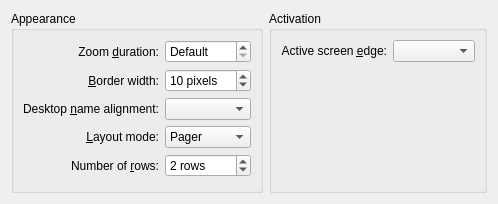
Qt form effects/desktopgrid_config.ui (KDE/kwin) before a commit.
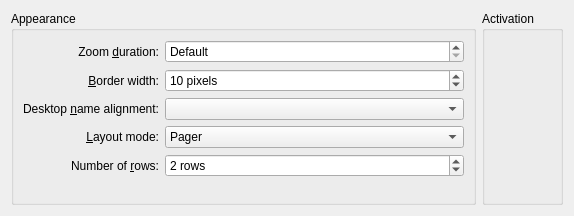
The same form after that commit. Custom widgets are drawn as their Qt base class.

Commit message: Add a widget to assign an effect to screen edges in the kwincompositing dialog. Remove the previous configuration for assigning screen edges from the config dialogs of the single effects.

Patch:
```diff
--- a/effects/desktopgrid_config.ui
+++ b/effects/desktopgrid_config.ui
@@ -5,8 +5,8 @@
    <rect>
     <x>0</x>
     <y>0</y>
-    <width>498</width>
-    <height>204</height>
+    <width>574</width>
+    <height>216</height>
    </rect>
   </property>
   <layout class="QHBoxLayout" name="horizontalLayout_2" >
@@ -201,30 +201,7 @@
       <string>Activation</string>
      </property>
      <layout class="QGridLayout" name="gridLayout_2" >
-      <item row="0" column="0" >
-       <widget class="QLabel" name="label_2" >
-        <property name="text" >
-         <string>Active screen &amp;edge:</string>
-        </property>
-        <property name="alignment" >
-         <set>Qt::AlignRight|Qt::AlignTrailing|Qt::AlignVCenter</set>
-        </property>
-        <property name="buddy" >
-         <cstring>screenEdgeCombo</cstring>
-        </property>
-       </widget>
-      </item>
-      <item row="0" column="1" >
-       <widget class="QComboBox" name="screenEdgeCombo" >
-        <property name="sizePolicy" >
-         <sizepolicy vsizetype="Fixed" hsizetype="Expanding" >
-          <horstretch>0</horstretch>
-          <verstretch>0</verstretch>
-         </sizepolicy>
-        </property>
-       </widget>
-      </item>
-      <item row="1" column="0" colspan="2" >
+      <item row="0" column="0" colspan="2" >
        <widget class="KWin::GlobalShortcutsEditor" native="1" name="shortcutEditor" >
         <property name="sizePolicy" >
          <sizepolicy vsizetype="Preferred" hsizetype="Preferred" >
```
Left out of the diff: 1 changed line with no effect on the pictures. The commit also changes 15 other files.
